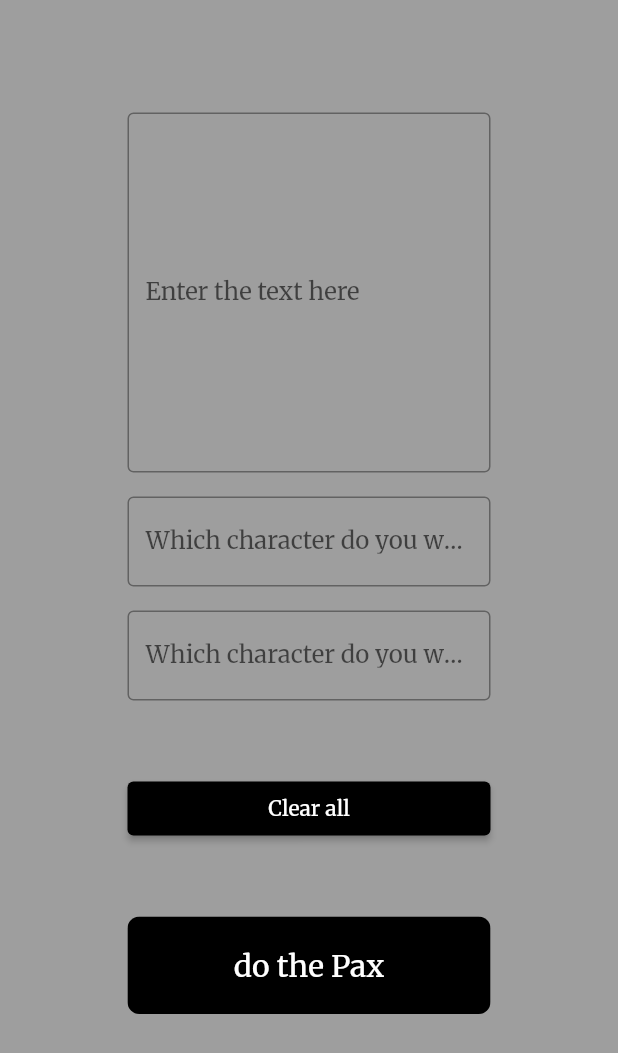
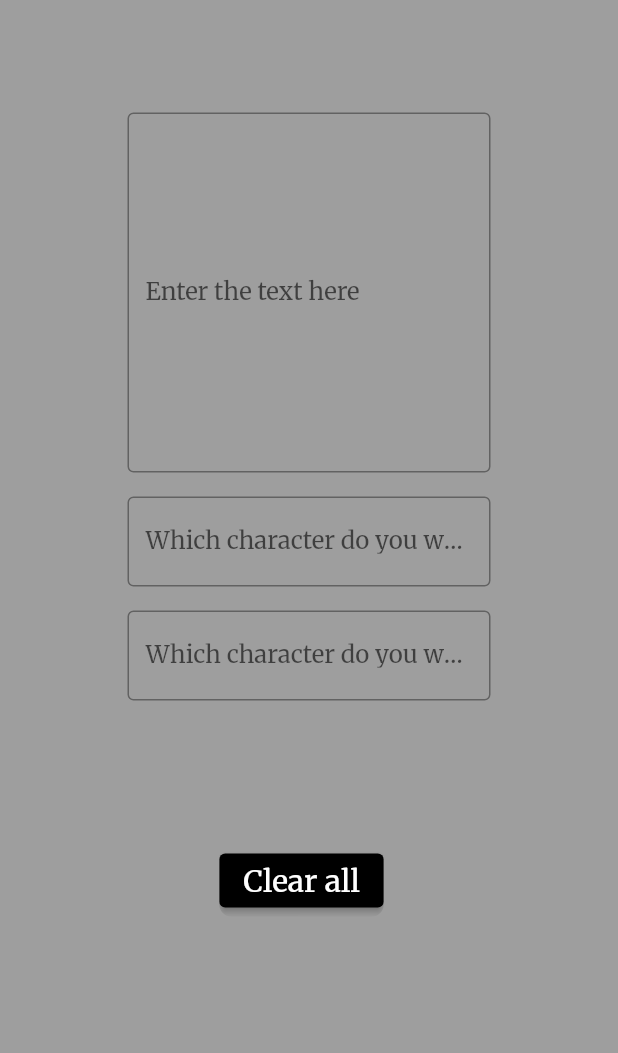
Before and after one commit to radG1t/PaX, a Flutter app: the screen it shows after launch, after a tap on "Clear all", on a phone screen of 412 x 824 dp. Shown: the top 1053 px of the screen. Run offline on Flutter 3.47's test engine with Material 2 defaults, Android fonts, the phone set to English and light mode, and no system bars; our stand-ins replace google_fonts.

Commit message:
am i loggined finally ?

```diff
--- /dev/null
+++ b/lib/btn.dart
@@ -0,0 +1,80 @@
+//clear btn
+import 'package:flutter/material.dart';
+import 'package:google_fonts/google_fonts.dart';
+
+class ClearBtn extends StatefulWidget {
+  const ClearBtn({super.key});
+
+  @override
+  State<ClearBtn> createState() => _ClearBtnState();
+}
+
+class _ClearBtnState extends State<ClearBtn> {
+  get replaceMap => null;
+
+  get textController => null;
+
+  set replacedText(String replacedText) {}
+
+  @override
+  Widget build(BuildContext context) {
+    return ClipRRect(
+      borderRadius: BorderRadius.circular(8),
+      child: ElevatedButton(
+        onPressed: () {
+          setState(() {
+            replacedText = '';
+            replaceMap.clear();
+            textController.clear();
+          });
+        },
+        child: Text(
+          'Clear all',
+          style: GoogleFonts.merriweather(fontSize: 20),
+        ),
+      ),
+    );
+  }
+}
+
+//pax btn
+class PaxBtn extends StatefulWidget {
+  const PaxBtn({super.key});
+
+  @override
+  State<PaxBtn> createState() => _PaxBtnState();
+}
+
+class _PaxBtnState extends State<PaxBtn> {
+  get _isReplacing => null;
+
+  get _replaceText => null;
+
+  @override
+  Widget build(BuildContext context) {
+    return ClipRRect(
+      borderRadius: BorderRadius.circular(8),
+      child: ElevatedButton(
+        style: ElevatedButton.styleFrom(
+          maximumSize: const Size(140, 65),
+          fixedSize: const Size(50, 65),
+          minimumSize: const Size(50, 65),
+          backgroundColor: Colors.black,
+        ),
+        onPressed: _isReplacing ? null : _replaceText,
+        child: _isReplacing
+            ? const SizedBox(
+                height: 20,
+                width: 20,
+                child: CircularProgressIndicator(
+                  strokeWidth: 3,
+                ),
+              )
+            : Text(
+                'do the Pax',
+                style: GoogleFonts.merriweather(fontSize: 20),
+              ),
+      ),
+    );
+  }
+}
--- a/lib/ui.dart
+++ b/lib/ui.dart
@@ -1,6 +1,7 @@
 //ui
 import 'package:flutter/material.dart';
 import 'package:google_fonts/google_fonts.dart';
+import 'package:pax/btn.dart';
 
 class HomeUi extends StatefulWidget {
   const HomeUi({super.key});
@@ -17,6 +18,7 @@ class _HomeUiState extends State<HomeUi> {
   // these 2 lines are for clear all btn
   String replacedText = '';
   Map<String, String> replaceMap = {};
+  @override
   void dispose() {
     // Clean up the controllers when the widget is disposed.
     textController.dispose();
@@ -88,43 +90,19 @@ class _HomeUiState extends State<HomeUi> {
                 ),
               ),
               const SizedBox(height: 48),
-              ElevatedButton(
-                onPressed: () {
-                  setState(() {
-                    replacedText = '';
-                    replaceMap.clear();
-                    textController.clear();
-                  });
-                },
-                child: const Text('Clear all'),
-              ),
 
               const SizedBox(height: 48),
               // const SizedBox(height: 0.4 * double.infinity),
-              //pax btn
-              ClipRRect(
-                borderRadius: BorderRadius.circular(8),
-                child: ElevatedButton(
-                  style: ElevatedButton.styleFrom(
-                    maximumSize: const Size(140, 65),
-                    fixedSize: const Size(50, 65),
-                    minimumSize: const Size(50, 65),
-                    backgroundColor: Colors.black,
-                  ),
-                  onPressed: _isReplacing ? null : _replaceText,
-                  child: _isReplacing
-                      ? const SizedBox(
-                          height: 20,
-                          width: 20,
-                          child: CircularProgressIndicator(
-                            strokeWidth: 3,
-                          ),
-                        )
-                      : Text(
-                          'do the Pax',
-                          style: GoogleFonts.merriweather(fontSize: 20),
-                        ),
-                ),
+
+              Row(
+                mainAxisAlignment: MainAxisAlignment.center,
+                children: const [
+                  ClearBtn(),
+                  SizedBox(
+                    width: 10,
+                  )
+                  //    PaxBtn(),
+                ],
               ),
             ],
           ),
```
